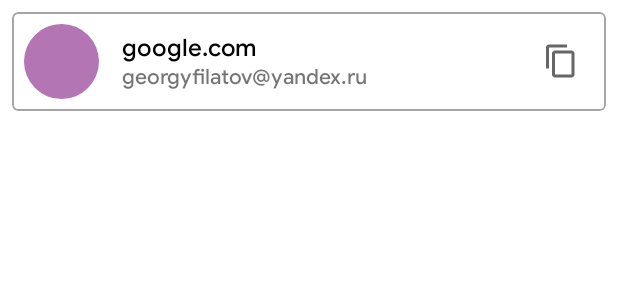
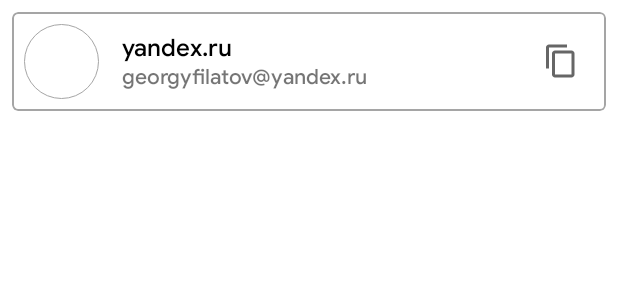
Before and after one commit to Liggidarck/Fluffy-Fox, an Android app: the layout password_item.xml on its own in the app's theme, with its tools: preview values and no code run, on a phone screen of 412 x 824 dp. Shown: the top 300 px of the screen. Run offline under Robolectric (Android 15) with nearby library versions, the phone set to English and light mode, and no system bars.

Commit message:
password list now show icon

```diff
--- a/app/src/main/java/com/george/android/tasker/data/notes/main_notes/NoteDatabase.java
+++ b/app/src/main/java/com/george/android/tasker/data/notes/main_notes/NoteDatabase.java
@@ -42,10 +42,6 @@
 
         @Override
         protected Void doInBackground(Void... voids) {
-            noteDao.insert(new Note("Title 1", "Description 1"));
-            noteDao.insert(new Note("Title 2", "Description 2"));
-            noteDao.insert(new Note("Title 3", "Description 3"));
-            noteDao.insert(new Note("Title 4", "Description 4"));
             return null;
         }
     }
--- a/app/src/main/java/com/george/android/tasker/data/notes/recycle_bin/BinNoteAdapter.java
+++ b/app/src/main/java/com/george/android/tasker/data/notes/recycle_bin/BinNoteAdapter.java
@@ -1,5 +1,6 @@
 package com.george.android.tasker.data.notes.recycle_bin;
 
+import android.annotation.SuppressLint;
 import android.view.LayoutInflater;
 import android.view.View;
 import android.view.ViewGroup;
@@ -41,6 +42,7 @@
         return binNotes.get(position);
     }
 
+    @SuppressLint("NotifyDataSetChanged")
     public void setBinNotes(List<BinNote> binNotes) {
         this.binNotes = binNotes;
         notifyDataSetChanged();
--- a/app/src/main/java/com/george/android/tasker/data/notes/recycle_bin/BinNoteDatabase.java
+++ b/app/src/main/java/com/george/android/tasker/data/notes/recycle_bin/BinNoteDatabase.java
@@ -43,12 +43,6 @@
 
         @Override
         protected Void doInBackground(Void... voids) {
-            noteBinDao.insert(new BinNote("Bin 1", "Description 1"));
-            noteBinDao.insert(new BinNote("Bin 1", "Description 1"));
-            noteBinDao.insert(new BinNote("Bin 1", "Description 1"));
-            noteBinDao.insert(new BinNote("Bin 1", "Description 1"));
-            noteBinDao.insert(new BinNote("Bin 1", "Description 1"));
-            noteBinDao.insert(new BinNote("Bin 1", "Description 1"));
             return null;
         }
     }
--- a/app/src/main/java/com/george/android/tasker/ui/tasks/TasksViewModel.java
+++ b/app/src/main/java/com/george/android/tasker/ui/tasks/TasksViewModel.java
@@ -1,7 +1,5 @@
 package com.george.android.tasker.ui.tasks;
 
-import androidx.lifecycle.LiveData;
-import androidx.lifecycle.MutableLiveData;
 import androidx.lifecycle.ViewModel;
 
 public class TasksViewModel extends ViewModel {
--- a/app/src/main/res/layout/activity_main.xml
+++ b/app/src/main/res/layout/activity_main.xml
@@ -1,6 +1,7 @@
 <?xml version="1.0" encoding="utf-8"?>
 <RelativeLayout xmlns:android="http://schemas.android.com/apk/res/android"
     xmlns:app="http://schemas.android.com/apk/res-auto"
+    xmlns:tools="http://schemas.android.com/tools"
     android:layout_width="match_parent"
     android:layout_height="match_parent">
 
@@ -11,7 +12,8 @@
         android:layout_height="match_parent"
         app:defaultNavHost="true"
         app:navGraph="@navigation/mobile_navigation"
-        android:layout_above="@id/nav_view" />
+        android:layout_above="@id/nav_view"
+        tools:ignore="FragmentTagUsage" />
 
     <com.google.android.material.bottomnavigation.BottomNavigationView
         android:id="@+id/nav_view"
--- a/app/src/main/res/layout/password_item.xml
+++ b/app/src/main/res/layout/password_item.xml
@@ -15,22 +15,39 @@
         android:layout_height="wrap_content"
         android:padding="8dp" >
 
-        <de.hdodenhof.circleimageview.CircleImageView
+        <RelativeLayout
             android:id="@+id/view_logo_password"
-            android:layout_width="50dp"
-            android:layout_height="50dp"
-            android:src="@color/teal_700"/>
+            android:layout_width="wrap_content"
+            android:layout_height="wrap_content">
+
+            <de.hdodenhof.circleimageview.CircleImageView
+                android:id="@+id/password_circle"
+                android:layout_width="50dp"
+                android:layout_height="50dp"
+                app:civ_border_color="@color/gray"
+                app:civ_border_width="0.8dp"
+                android:src="@color/white"/>
+
+            <TextView
+                android:id="@+id/password_logo_text_view"
+                android:layout_width="wrap_content"
+                android:layout_height="wrap_content"
+                android:layout_centerInParent="true"
+                android:textColor="@color/gray"
+                android:textSize="16sp"/>
+
+        </RelativeLayout>
 
         <TextView
             android:id="@+id/view_url_title"
             android:layout_width="wrap_content"
             android:layout_height="wrap_content"
-            android:text="google.com"
-            android:layout_toEndOf="@id/view_logo_password"
             android:layout_marginStart="15dp"
             android:layout_marginTop="5dp"
-            android:textSize="16sp"
-            android:textColor="@color/black" />
+            android:layout_toEndOf="@id/view_logo_password"
+            android:text="yandex.ru"
+            android:textColor="@color/black"
+            android:textSize="16sp" />
 
         <TextView
             android:id="@+id/view_email"
@@ -48,7 +65,10 @@
             android:layout_alignParentEnd="true"
             android:layout_centerVertical="true"
             android:padding="10dp"
-            android:src="@drawable/ic_outline_content_copy_24" />
+            android:src="@drawable/ic_outline_content_copy_24"
+            android:foreground="?android:attr/selectableItemBackground"
+            android:clickable="true"
+            android:focusable="true"/>
 
     </RelativeLayout>
 
--- a/build.gradle
+++ b/build.gradle
@@ -1,7 +1,7 @@
 // Top-level build file where you can add configuration options common to all sub-projects/modules.
 plugins {
-    id 'com.android.application' version '7.1.2' apply false
-    id 'com.android.library' version '7.1.2' apply false
+    id 'com.android.application' version '7.1.3' apply false
+    id 'com.android.library' version '7.1.3' apply false
 }
 
 task clean(type: Delete) {
```
Also changed, not shown: app/build.gradle (+5 -5 lines), app/src/main/java/com/george/android/tasker/data/passwords/PasswordAdapter.java (+8 -6 lines), app/src/main/java/com/george/android/tasker/data/passwords/PasswordRepository.java (+5 -5 lines), app/src/main/java/com/george/android/tasker/ui/passwords/AddEditPasswordActivity.java (+17 -7 lines).
